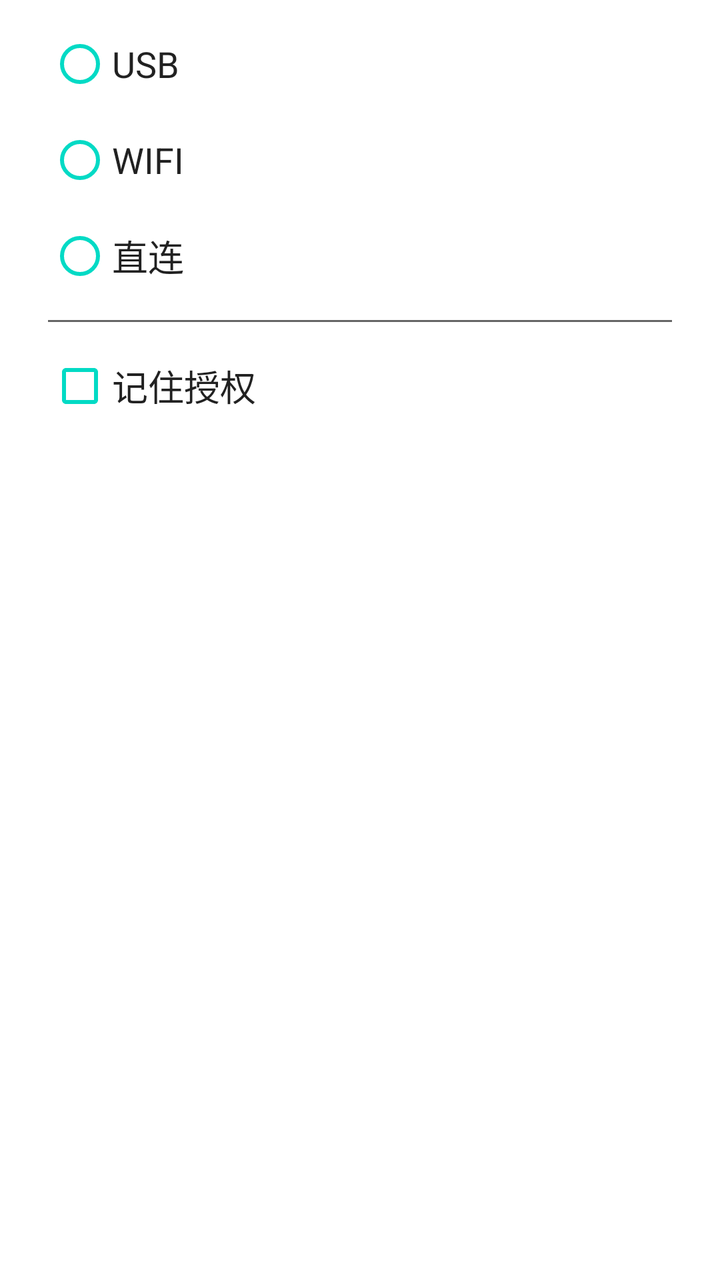
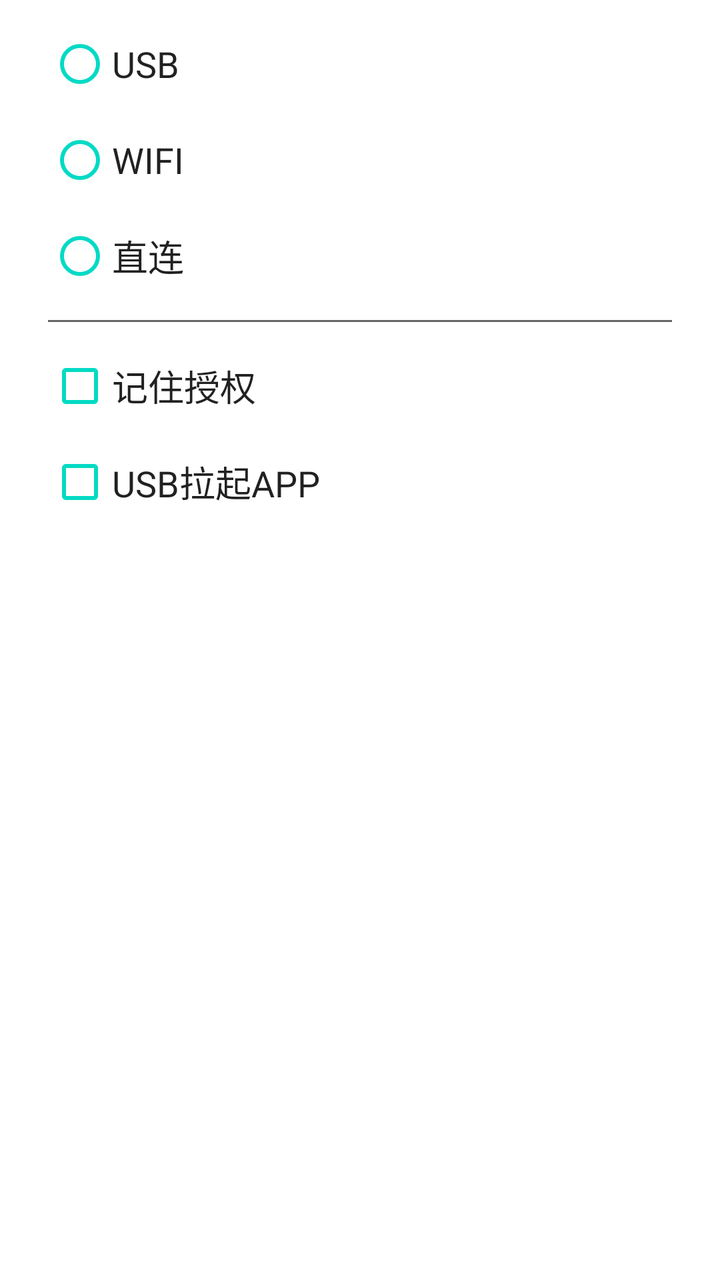

Two renders of the same Android screen: before a commit and after it. Below are the layout's source before the change and the commit's diff.
<!-- AndroidManifest.xml: fallback theme Theme.MaterialComponents.DayNight.NoActionBar -->
<!-- res/layout/dialog_connect_type.xml -->
<?xml version="1.0" encoding="utf-8"?>
<LinearLayout xmlns:android="http://schemas.android.com/apk/res/android"
    xmlns:app="http://schemas.android.com/apk/res-auto"
    android:layout_width="match_parent"
    android:layout_height="wrap_content"
    android:orientation="vertical"
    android:paddingStart="24dp"
    android:paddingEnd="24dp"
    android:paddingTop="8dp"
    android:paddingBottom="8dp">

    <RadioGroup
        android:id="@+id/rg_connect_type"
        android:layout_width="match_parent"
        android:layout_height="wrap_content"
        android:orientation="vertical">

        <androidx.appcompat.widget.AppCompatRadioButton
            android:id="@+id/rb_usb"
            android:layout_width="match_parent"
            android:layout_height="wrap_content"
            android:minHeight="48dp"
            app:buttonTint="@color/teal_200"
            android:textSize="18sp"
            android:textColor="?android:attr/textColorPrimary"
            android:text="@string/connect_type_usb" />

        <androidx.appcompat.widget.AppCompatRadioButton
            android:id="@+id/rb_wifi"
            android:layout_width="match_parent"
            android:layout_height="wrap_content"
            android:minHeight="48dp"
            app:buttonTint="@color/teal_200"
            android:textSize="18sp"
            android:textColor="?android:attr/textColorPrimary"
            android:text="@string/connect_type_wifi" />

        <androidx.appcompat.widget.AppCompatRadioButton
            android:id="@+id/rb_direct"
            android:layout_width="match_parent"
            android:layout_height="wrap_content"
            android:minHeight="48dp"
            app:buttonTint="@color/teal_200"
            android:textSize="18sp"
            android:textColor="?android:attr/textColorPrimary"
            android:text="@string/connect_type_direct" />
    </RadioGroup>

    <View
        android:layout_width="match_parent"
        android:layout_height="1dp"
        android:layout_marginTop="8dp"
        android:layout_marginBottom="8dp"
        android:background="@color/cl_text_c_btn_dialog" />

    <LinearLayout
        android:id="@+id/ll_remember_grant"
        android:layout_width="match_parent"
        android:layout_height="wrap_content"
        android:orientation="horizontal"
        android:gravity="center_vertical">

        <androidx.appcompat.widget.AppCompatCheckBox
            android:id="@+id/cb_remember_grant"
            android:layout_width="wrap_content"
            android:layout_height="wrap_content"
            app:buttonTint="@color/teal_200"
            android:textSize="18sp"
            android:textColor="?android:attr/textColorPrimary"
            android:text="@string/connect_type_remember_title" />
    </LinearLayout>
</LinearLayout>
<!-- resources referenced by this layout -->
<resources>
  <color name="cl_text_c_btn_dialog">#666666</color>
  <color name="teal_200">#FF03DAC5</color>
  <string name="connect_type_direct">直连</string>
  <string name="connect_type_remember_title">记住授权</string>
  <string name="connect_type_usb">USB</string>
  <string name="connect_type_wifi">WIFI</string>
</resources>

<!-- the commit's change to res/layout/dialog_connect_type.xml (unified diff, before → after) -->
@@ -69,4 +69,22 @@
             android:textColor="?android:attr/textColorPrimary"
             android:text="@string/connect_type_remember_title" />
     </LinearLayout>
+
+    
+    <LinearLayout
+        android:id="@+id/ll_usb_auto_launch"
+        android:layout_width="match_parent"
+        android:layout_height="wrap_content"
+        android:orientation="horizontal"
+        android:gravity="center_vertical">
+
+        <androidx.appcompat.widget.AppCompatCheckBox
+            android:id="@+id/cb_usb_auto_launch"
+            android:layout_width="wrap_content"
+            android:layout_height="wrap_content"
+            app:buttonTint="@color/teal_200"
+            android:textSize="18sp"
+            android:textColor="?android:attr/textColorPrimary"
+            android:text="@string/connect_type_usb_launch_title" />
+    </LinearLayout>
 </LinearLayout>
<!-- resource entries referenced after the edit -->
@@ -5,6 +5,7 @@
   <string name="connect_type_direct">直连</string>
   <string name="connect_type_remember_title">记住授权</string>
   <string name="connect_type_usb">USB</string>
+  <string name="connect_type_usb_launch_title">USB拉起APP</string>
   <string name="connect_type_wifi">WIFI</string>
 </resources>
 
